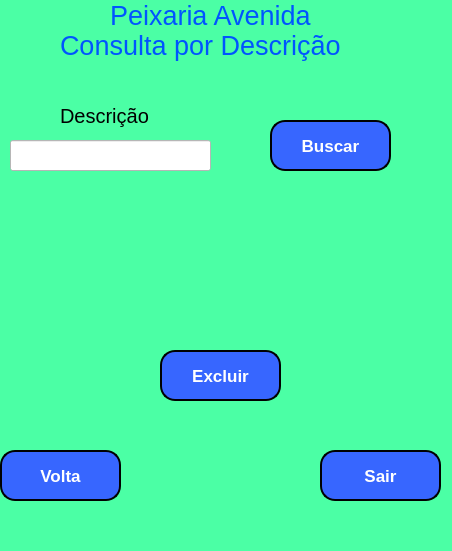
marceloamaro/Pratica_BD, file Projeto/sexta.ui: the form before one commit.
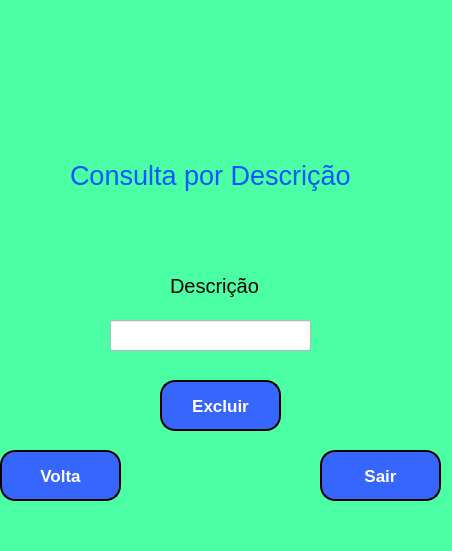
The form after the commit. Icons and pictures are not drawn.

The edit to the form file:
```diff
--- a/Projeto/sexta.ui
+++ b/Projeto/sexta.ui
@@ -21,7 +21,7 @@
     <property name="geometry">
      <rect>
       <x>200</x>
-      <y>50</y>
+      <y>210</y>
       <width>31</width>
       <height>61</height>
      </rect>
@@ -57,10 +57,10 @@
    <widget class="QLabel" name="label_5">
     <property name="geometry">
      <rect>
-      <x>110</x>
+      <x>90</x>
       <y>0</y>
-      <width>201</width>
-      <height>31</height>
+      <width>271</width>
+      <height>161</height>
      </rect>
     </property>
     <property name="font">
@@ -72,7 +72,10 @@
      <string notr="true">color: rgb(0, 85, 255);</string>
     </property>
     <property name="text">
-     <string>Peixaria Avenida</string>
+     <string/>
+    </property>
+    <property name="pixmap">
+     <pixmap>image.png</pixmap>
     </property>
    </widget>
    <widget class="QPushButton" name="pushButton_5">
@@ -134,8 +137,8 @@
    <widget class="QLabel" name="label_6">
     <property name="geometry">
      <rect>
-      <x>60</x>
-      <y>30</y>
+      <x>70</x>
+      <y>160</y>
       <width>311</width>
       <height>31</height>
      </rect>
@@ -155,8 +158,8 @@
    <widget class="QLabel" name="label_3">
     <property name="geometry">
      <rect>
-      <x>60</x>
-      <y>100</y>
+      <x>170</x>
+      <y>270</y>
       <width>91</width>
       <height>31</height>
      </rect>
@@ -173,8 +176,8 @@
    <widget class="QLineEdit" name="lineEdit_2">
     <property name="geometry">
      <rect>
-      <x>10</x>
-      <y>140</y>
+      <x>110</x>
+      <y>320</y>
       <width>201</width>
       <height>31</height>
      </rect>
@@ -188,39 +191,11 @@
      <string notr="true">background-color: rgb(255, 255, 255);</string>
     </property>
    </widget>
-   <widget class="QPushButton" name="pushButton_7">
-    <property name="geometry">
-     <rect>
-      <x>270</x>
-      <y>120</y>
-      <width>121</width>
-      <height>51</height>
-     </rect>
-    </property>
-    <property name="font">
-     <font>
-      <pointsize>13</pointsize>
-      <weight>75</weight>
-      <bold>true</bold>
-     </font>
-    </property>
-    <property name="styleSheet">
-     <string notr="true">background-color: rgb(55, 102, 255);
-color: rgb(255, 255, 255);
-border-style: outset;
-border-width: 2px;
-border-radius: 15px;
-border-color: black;</string>
-    </property>
-    <property name="text">
-     <string>Buscar</string>
-    </property>
-   </widget>
    <widget class="QPushButton" name="pushButton_8">
     <property name="geometry">
      <rect>
       <x>160</x>
-      <y>350</y>
+      <y>380</y>
       <width>121</width>
       <height>51</height>
      </rect>
```
Left out of the diff: 29 changed lines with no effect on the pictures.
